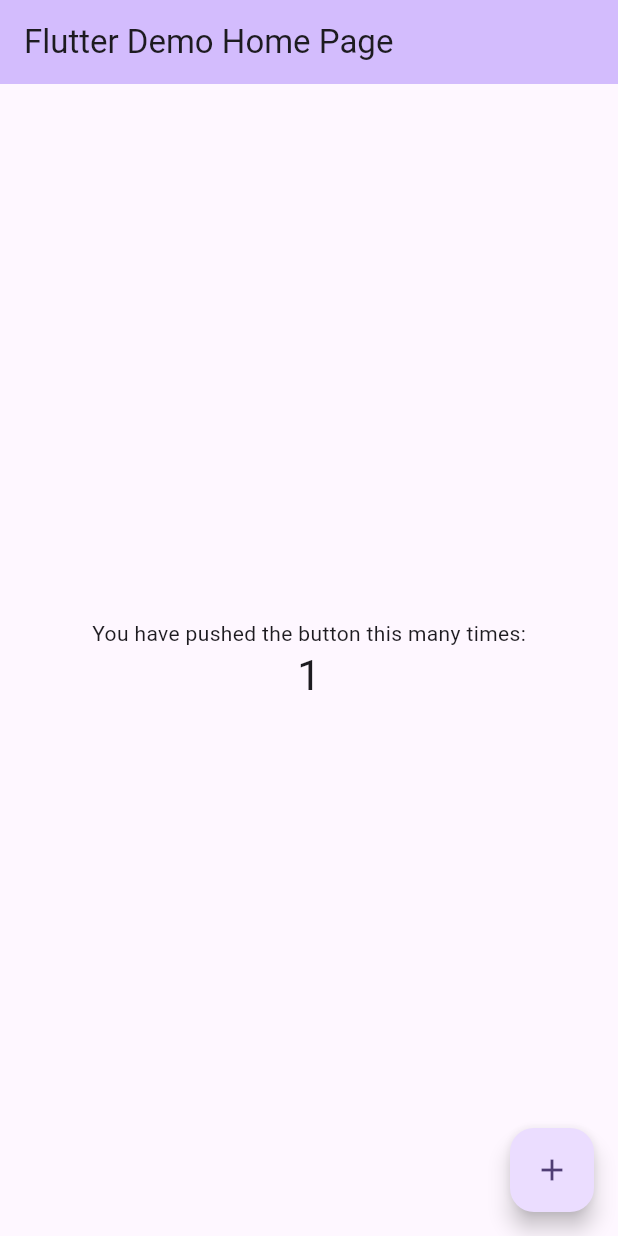
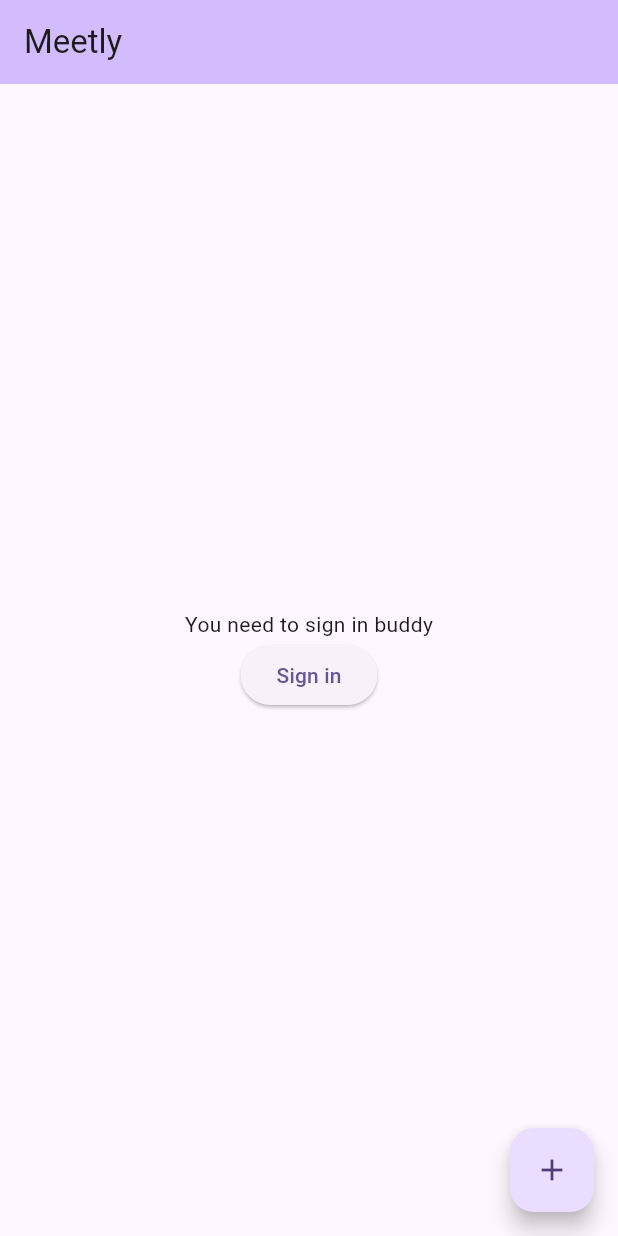
Before and after one commit to dzoidbrg/meetly, a Flutter app: the screen it shows after launch, after a tap on the "add" icon, on a phone screen of 412 x 824 dp. Run offline on Flutter 3.47's test engine with Material 3 defaults, Android fonts, the phone set to English and light mode, and no system bars; our stand-ins replace appwrite.

Commit message:
basic scaffold of auth

```diff
--- a/lib/main.dart
+++ b/lib/main.dart
@@ -1,11 +1,26 @@
 import 'package:flutter/material.dart';
+import 'package:appwrite/appwrite.dart';
+import 'package:appwrite/models.dart' as models;
+import 'package:meetlyv2/login.dart';
 
 void main() {
-  runApp(const MyApp());
+    WidgetsFlutterBinding.ensureInitialized();
+
+Client client = Client();
+client
+    .setEndpoint('https://cloud.appwrite.io/v1')
+    .setProject('TOKEN')
+    .setSelfSigned(status: true);
+
+Account account = Account(client);
+// For self signed certificates, only use for development
+  runApp(MyApp(account: account));
 }
 
 class MyApp extends StatelessWidget {
-  const MyApp({super.key});
+  final Account account;
+
+  const MyApp({super.key, required this.account});
 
   // This widget is the root of your application.
   @override
@@ -31,13 +46,23 @@
         colorScheme: ColorScheme.fromSeed(seedColor: Colors.deepPurple),
         useMaterial3: true,
       ),
-      home: const MyHomePage(title: 'Flutter Demo Home Page'),
+      home: Scaffold(
+        body:MyHomePage(title: "Meetly", account: account,)
+      ),
     );
   }
 }
 
+
+
+
+
+
 class MyHomePage extends StatefulWidget {
-  const MyHomePage({super.key, required this.title});
+
+   final Account account;
+
+  const MyHomePage({super.key, required this.title, required this.account});
 
   // This widget is the home page of your application. It is stateful, meaning
   // that it has a State object (defined below) that contains fields that affect
@@ -55,8 +80,32 @@
 }
 
 class _MyHomePageState extends State<MyHomePage> {
+  bool isSignedIn = false;
+  models.User? user;
   int _counter = 0;
 
+
+@override
+  void initState() {
+    // TODO: implement initState
+
+
+  }
+  void _initStateAsync() async {
+    try  {
+      var user = await widget.account.get();
+      setState(() {
+        user = user;
+        isSignedIn = true;
+      });
+
+    } catch (e) {
+      setState(() {
+        isSignedIn = false;
+      });
+
+    }
+  }
   void _incrementCounter() {
     setState(() {
       // This call to setState tells the Flutter framework that something has
@@ -70,6 +119,7 @@
 
   @override
   Widget build(BuildContext context) {
+
     // This method is rerun every time setState is called, for instance as done
     // by the _incrementCounter method above.
     //
@@ -105,13 +155,15 @@
           // wireframe for each widget.
           mainAxisAlignment: MainAxisAlignment.center,
           children: <Widget>[
-            const Text(
+
+            (isSignedIn ? Text(
               'You have pushed the button this many times:',
-            ),
-            Text(
-              '$_counter',
-              style: Theme.of(context).textTheme.headlineMedium,
-            ),
+
+            ) : Text('You need to sign in buddy')),
+            (isSignedIn ? Container() : ElevatedButton(onPressed: () => {
+              Navigator.push(context, MaterialPageRoute(builder: (context) => Material(child: LoginPage(account: widget.account))))
+            }, child: const Text("Sign in")))
+
           ],
         ),
       ),
```
Also changed, not shown: lib/login.dart (added, +141 -0 lines), 3 other files.
